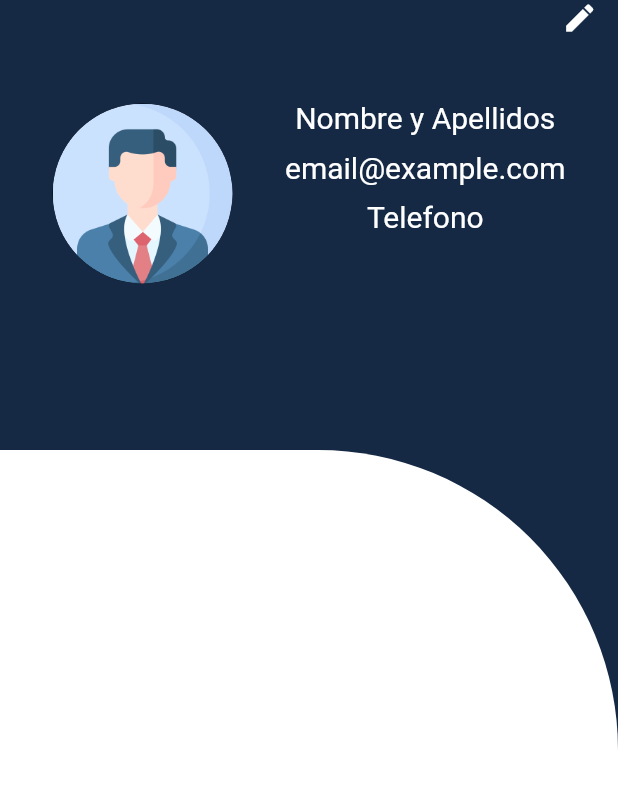
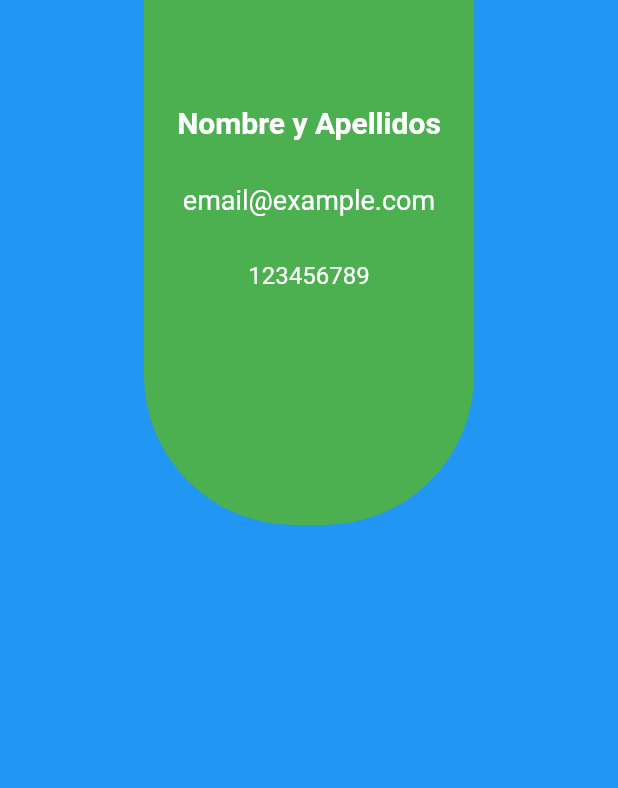
Before and after one commit to MiguelAngelLopezBlanca/My_Paradise_Main, a Flutter app: the Perfil screen opened directly, on a phone screen of 412 x 824 dp. Shown: the top 788 px of the screen. Run offline on Flutter 3.47's test engine with Material 2 defaults, Android fonts, the phone set to English and light mode, and no system bars; our stand-ins replace firebase_core, image_picker; missing offline and left inert: flutter_cube; accounts and stored records are empty.

Commit message:
Commit Perfil

```diff
--- a/lib/bottomNavigationItem/perfil.dart
+++ b/lib/bottomNavigationItem/perfil.dart
@@ -17,113 +17,73 @@ class _PerfilState extends State<Perfil> {
     );
   }
 
+  double returnResponsiveWidth(context, double originalPercentValue) {
+    return MediaQuery.of(context).size.width * originalPercentValue;
+  }
+
+  double returnResponsiveHeight(context, double originalPercentValue) {
+    return MediaQuery.of(context).size.height * originalPercentValue;
+  }
+
   @override
   Widget build(BuildContext context) {
     return Scaffold(
-      resizeToAvoidBottomInset: false,
-      backgroundColor: colorSubtitulos2,
       body: Stack(
+        fit: StackFit.expand,
         children: [
-          SafeArea(
-              child: FractionallySizedBox(
-            widthFactor: 1,
-            child: Column(
-              children: [
-                InkWell(
-                  child: Row(
-                    children: [
-                      Padding(
-                        padding: EdgeInsets.only(
-                            left: MediaQuery.of(context).size.width / 1.1),
-                        child: Align(
-                          alignment: Alignment.topRight,
-                          child: Icon(
-                            Icons.edit,
-                            color: Colors.white,
-                          ),
-                        ),
-                      ),
-                    ],
+          Column(
+            children: [
+              Container(
+                width: 220,
+                height: 350,
+                decoration: BoxDecoration(
+                  borderRadius: BorderRadius.only(
+                    bottomLeft: Radius.circular(100),
+                    bottomRight: Radius.circular(100),
                   ),
-                  onTap: () => handleNavigateTapToEditarPerfil(context),
+                  color: Colors.green,
                 ),
-                Row(
-                  mainAxisAlignment: MainAxisAlignment.spaceEvenly,
+                child: Column(
                   children: [
-                    Padding(
-                      padding: EdgeInsets.only(top: 45),
-                      child: Align(
-                        alignment: Alignment.topLeft,
-                        child: Container(
-                          height: 120,
-                          width: 120,
-                          decoration: BoxDecoration(
-                            borderRadius: BorderRadius.circular(70),
-                            color: Colors.black,
-                            image: DecorationImage(
-                              image: AssetImage(
-                                  "assets/images/iconos/profile.png"),
-                              fit: BoxFit.cover,
-                            ),
-                          ),
-                        ),
-                      ),
-                    ),
-                    Column(
+                    Row(
+                      mainAxisAlignment: MainAxisAlignment.center,
                       children: [
-                        Padding(
-                          padding: EdgeInsets.only(top: 10),
-                          child: Align(
-                            alignment: Alignment.topRight,
-                            child: Text(
+                        Column(
+                          children: [
+                            Padding(padding: EdgeInsets.only(top: 70)),
+                            Text(
                               'Nombre y Apellidos',
                               style: TextStyle(
+                                color: Colors.white,
                                 fontSize: 20,
-                                color: Colors.white,
+                                fontWeight: FontWeight.w700,
                               ),
                             ),
-                          ),
-                        ),
-                        Padding(
-                          padding: EdgeInsets.only(top: 10),
-                          child: Align(
-                            alignment: Alignment.topRight,
-                            child: Text(
+                            Padding(padding: EdgeInsets.only(top: 30)),
+                            Text(
                               'email@example.com',
                               style: TextStyle(
-                                fontSize: 20,
                                 color: Colors.white,
+                                fontSize: 18,
                               ),
                             ),
-                          ),
-                        ),
-                        Padding(
-                          padding: EdgeInsets.only(top: 10),
-                          child: Align(
-                            alignment: Alignment.topRight,
-                            child: Text(
-                              'Telefono',
+                            Padding(padding: EdgeInsets.only(top: 30)),
+                            Text(
+                              '123456789',
                               style: TextStyle(
-                                fontSize: 20,
                                 color: Colors.white,
+                                fontSize: 16,
                               ),
                             ),
-                          ),
+                            Container(),
+                          ],
                         ),
                       ],
                     ),
                   ],
                 ),
-              ],
-            ),
-          )),
-          Container(
-            margin: EdgeInsets.fromLTRB(0, 300, 0, 0),
-            decoration: BoxDecoration(
-                borderRadius: BorderRadius.only(
-                  topRight: Radius.circular(200),
-                ),
-                color: Colors.white),
+              ),
+            ],
           ),
         ],
       ),
--- a/lib/main.dart
+++ b/lib/main.dart
@@ -1,5 +1,6 @@
 import 'package:flutter/material.dart';
 import 'package:flutter/services.dart';
+import 'package:firebase_core/firebase_core.dart';
 
 import 'home_page.dart';
 
--- a/pubspec.yaml
+++ b/pubspec.yaml
@@ -33,6 +33,9 @@ dependencies:
   validators: ^2.0.1
   getwidget: ^1.1.0
   flutter_cube: ^0.1.1
+  image_picker: ^0.6.3
+  photo_view: ^0.11.1
+  firebase_core: "0.7.0"
 
 
   # The following adds the Cupertino Icons font to your application.
```
Also changed, not shown: lib/editar_perfil.dart (+62 -5 lines), pubspec.lock, 4 other files.
